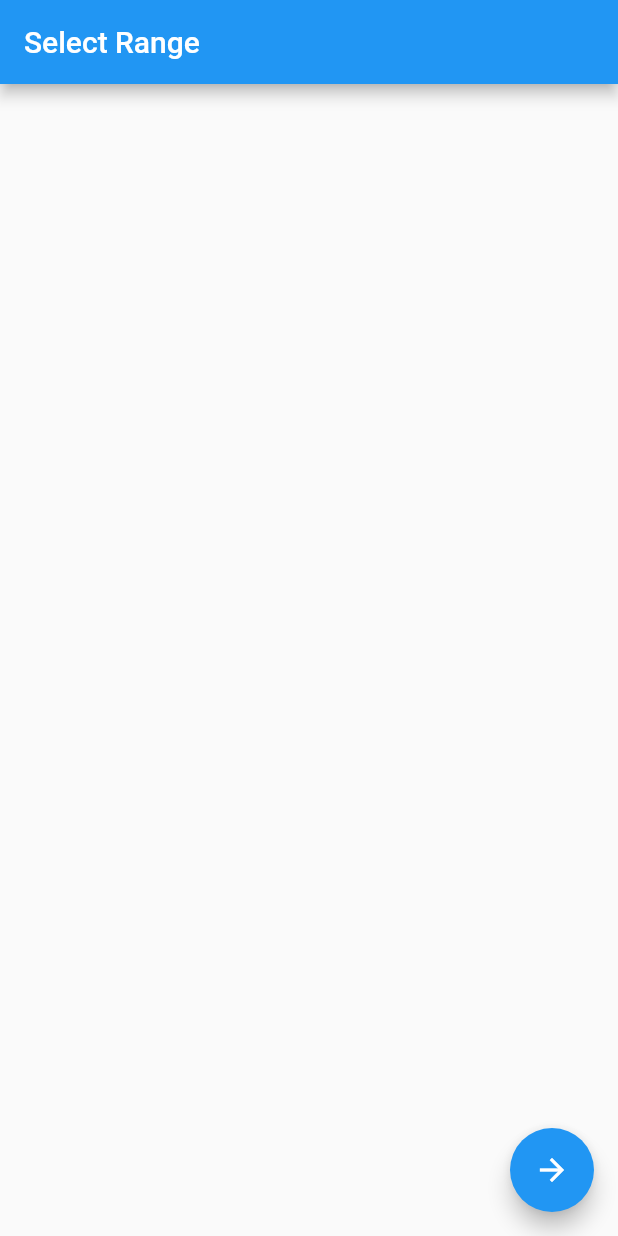
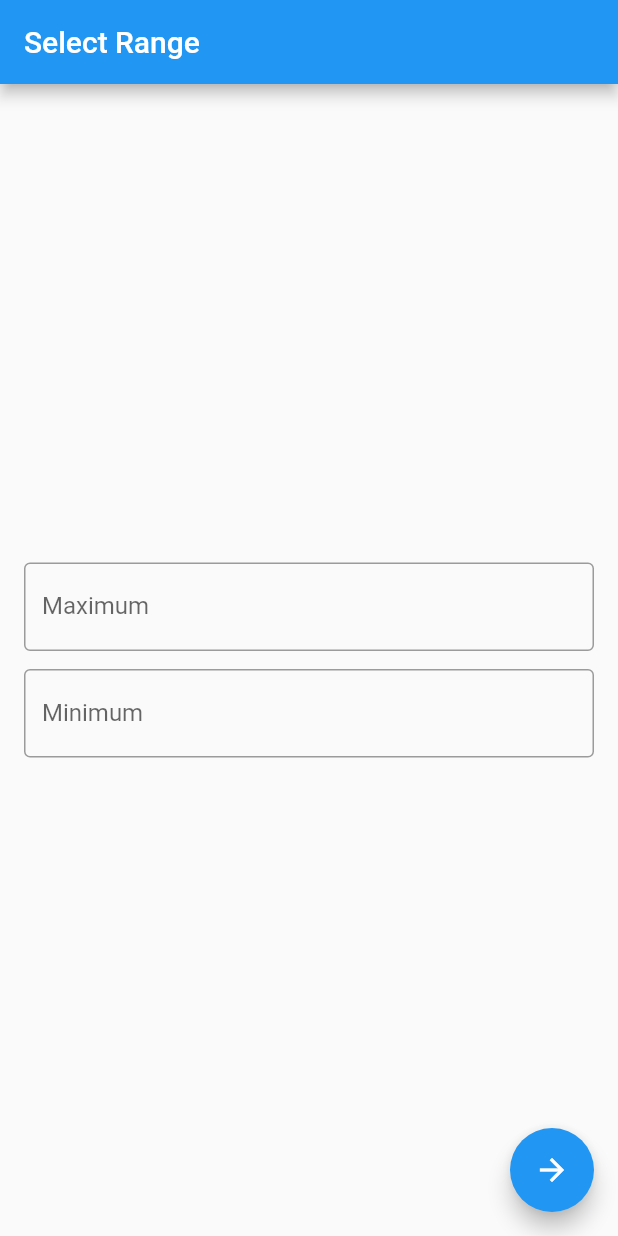
Before and after one commit to vprodus/flutter_foundation, a Flutter app: the screen it shows after launch, on a phone screen of 412 x 824 dp. Run offline on Flutter 3.47's test engine with Material 2 defaults, Android fonts, the light colour scheme and no system bars.

Commit message:
Creating the Input Forrm UI

```diff
--- a/lib/range_selector_page.dart
+++ b/lib/range_selector_page.dart
@@ -15,7 +15,19 @@
         title: Text('Select Range'),
       ),
       body: Form(
-        child: Container(),
+        child: Container(
+          child: Padding(
+            padding: const EdgeInsets.all(16.0),
+            child: Column(
+              mainAxisAlignment: MainAxisAlignment.center,
+              children: [
+                RangeForm('Maximum'),
+                const SizedBox(height: 12),
+                RangeForm('Minimum'),
+              ],
+            ),
+          ),
+        ),
       ),
       floatingActionButton: FloatingActionButton(
         child: Icon(Icons.arrow_forward),
@@ -26,4 +38,17 @@
       ),
     ); // This trailing comma makes auto-formatting nicer for build methods.
   }
+
+  TextFormField RangeForm(label) {
+    return TextFormField(
+      decoration: InputDecoration(
+        border: OutlineInputBorder(),
+        labelText: label,
+      ),
+      keyboardType: TextInputType.numberWithOptions(
+        decimal: false,
+        signed: true,
+      ),
+    );
+  }
 }
```
